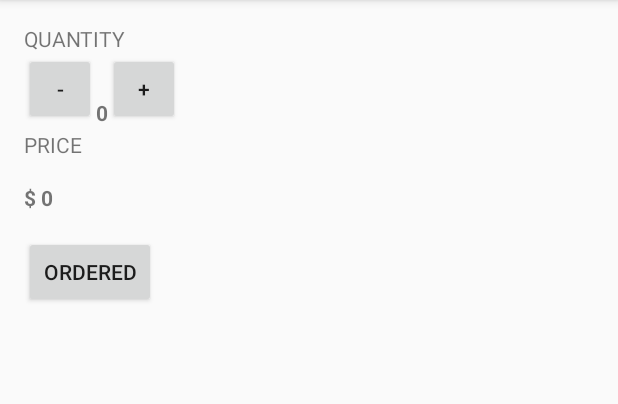
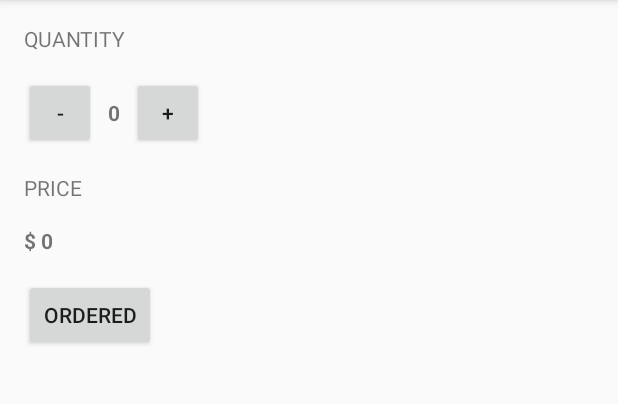
Before and after one commit to alekspribysh/JustJava, an Android app: the screen it shows after launch (MainActivity), on a phone screen of 412 x 824 dp, the part 84-488 px from its top. Run offline under Robolectric (Android 15) with nearby library versions, the phone set to English and light mode, and no system bars.

Commit message:
Initial commit

```diff
--- a/app/src/main/res/layout/activity_main.xml
+++ b/app/src/main/res/layout/activity_main.xml
@@ -18,7 +18,9 @@
     <LinearLayout
         android:layout_width="wrap_content"
         android:layout_height="wrap_content"
-        android:orientation="horizontal">
+        android:orientation="horizontal"
+        android:layout_marginBottom="16dp"
+        android:layout_marginTop="16dp">
 
         <Button
             android:layout_width="48dp"
@@ -31,8 +33,9 @@
             android:id="@+id/quantity_text_view"
             android:layout_width="wrap_content"
             android:layout_height="wrap_content"
-            android:layout_marginBottom="16dp"
-            android:layout_marginTop="16dp"
+            android:layout_marginLeft="8dp"
+            android:layout_marginRight="8dp"
+            android:gravity="center"
             android:text="0"
             android:textStyle="bold" />
 
```
